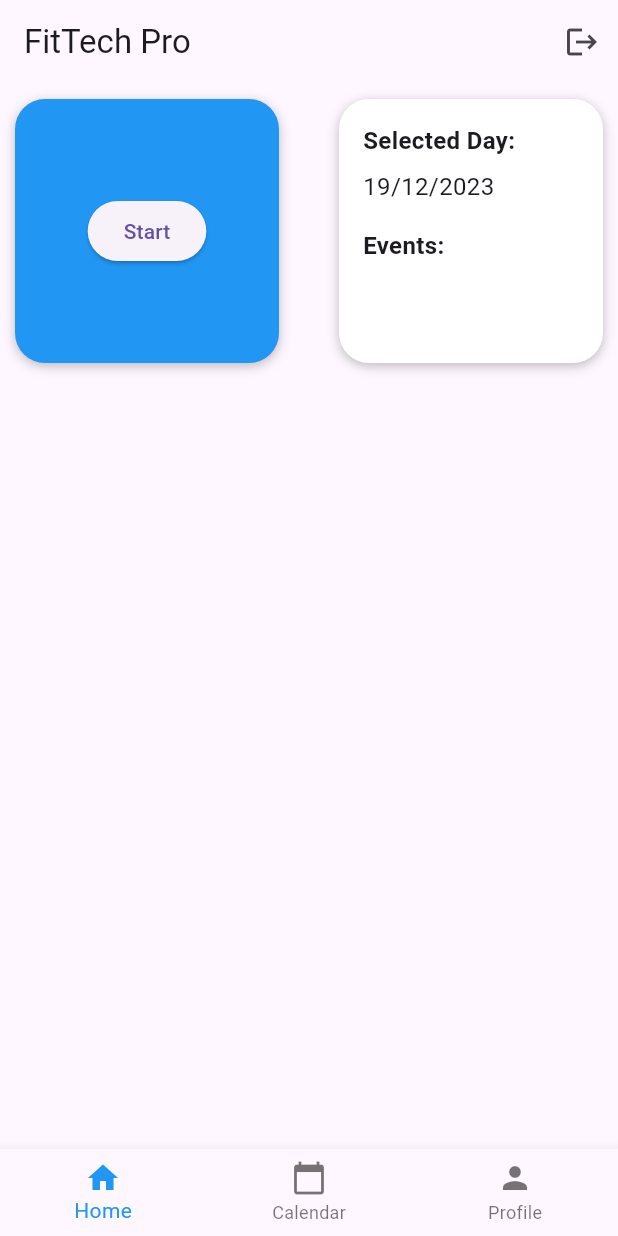
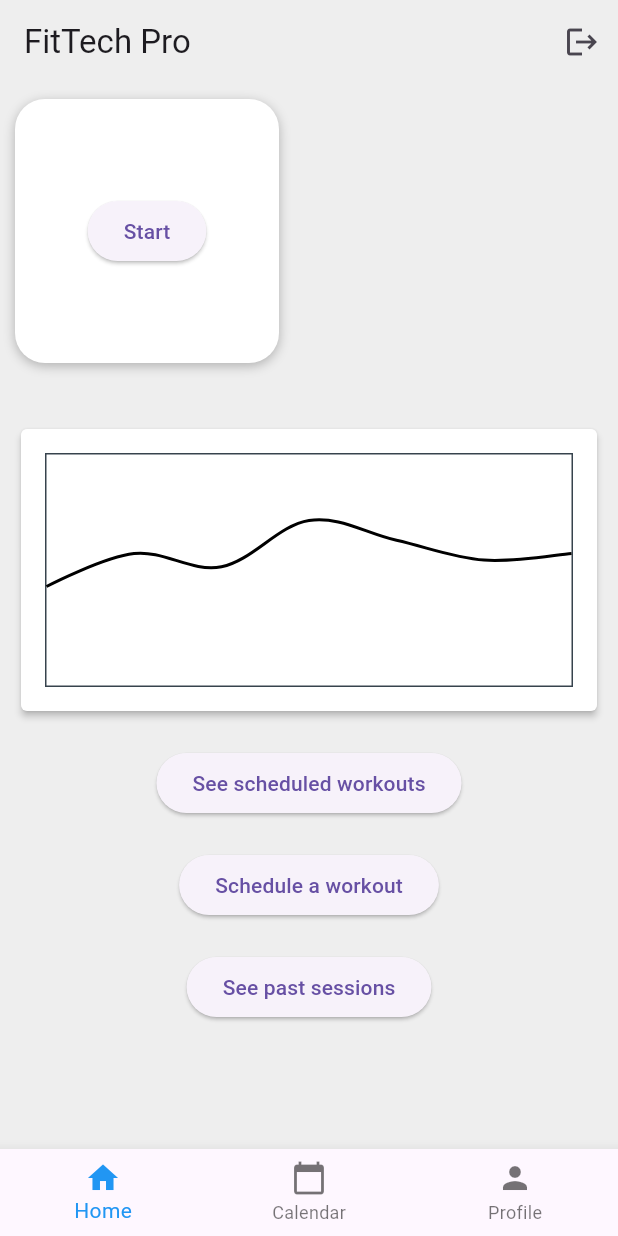
Before and after one commit to NoahCherel/FitEpitech, a Flutter app: the MainScreen screen opened by its route, on a phone screen of 412 x 824 dp. Run offline on Flutter 3.47's test engine with Material 3 defaults, Android fonts, the phone set to English and light mode, and no system bars; drawn by our look-alikes of fl_chart; our stand-ins replace cloud_firestore, firebase_auth, firebase_core, sensors, table_calendar; accounts and stored records are empty.

Commit message:
[ADD] More views, store scheduled sessions and past, Proper seance

```diff
--- /dev/null
+++ b/lib/UI/chart.dart
@@ -0,0 +1,91 @@
+import 'package:fl_chart/fl_chart.dart';
+import 'package:flutter/material.dart';
+
+class ChartWidget extends StatelessWidget {
+  final List<double> data;
+  final List<String> labels;
+
+  ChartWidget({required this.data, required this.labels});
+
+  @override
+  Widget build(BuildContext context) {
+    return AspectRatio(
+      aspectRatio: 2,
+      child: Card(
+        elevation: 2,
+        shape: RoundedRectangleBorder(borderRadius: BorderRadius.circular(4)),
+        color: Colors.white,
+        child: Padding(
+          padding: const EdgeInsets.all(16),
+          child: LineChart(
+            LineChartData(
+
+              gridData: FlGridData(show: false),
+              titlesData: FlTitlesData(show: false),
+              borderData: FlBorderData(
+                show: true,
+                border: Border.all(color: const Color(0xff37434d), width: 1),
+              ),
+              minX: 0,
+              maxX: 6,
+              minY: 0,
+              maxY: data.reduce((value, element) => value > element ? value : element) + 100,
+              lineBarsData: [
+                LineChartBarData(
+                  spots: List.generate(7, (index) => FlSpot(index.toDouble(), data[index])),
+                  isCurved: true,
+                  color: Colors.black,
+                  dotData: FlDotData(show: false),
+                  belowBarData: BarAreaData(show: false),
+                ),
+              ],
+              lineTouchData: LineTouchData(
+                touchTooltipData: LineTouchTooltipData(
+                  tooltipBgColor: Colors.blueAccent,
+                ),
+                handleBuiltInTouches: true,
+              ),
+            ),
+          ),
+        ),
+      ),
+    );
+  }
+}
+
+void main() {
+  runApp(MyApp());
+}
+
+class MyApp extends StatelessWidget {
+  @override
+  Widget build(BuildContext context) {
+    return MaterialApp(
+      home: Scaffold(
+        appBar: AppBar(
+          title: Text('Chart Widget Example'),
+        ),
+        body: Column(
+          children: [
+            Container(
+              decoration: BoxDecoration(
+                boxShadow: [
+                  BoxShadow(
+                    color: Colors.black26,
+                    offset: Offset(0.0, 2.0),
+                    blurRadius: 6.0,
+                  ),
+                ],
+              ),
+              padding: EdgeInsets.all(10.0),
+              child: ChartWidget(
+                data: [100, 150, 200, 180, 220, 250, 170], // Replace with your actual data
+                labels: ['M', 'T', 'W', 'T', 'F', 'S', 'S'],
+              ),
+            ),
+          ],
+        ),
+      ),
+    );
+  }
+}
--- a/lib/UI/fitnessMetrics.dart
+++ b/lib/UI/fitnessMetrics.dart
@@ -27,7 +27,7 @@ class _SmallFitnessMetricsWidgetState extends State<SmallFitnessMetricsWidget> {
       width: 180,
       height: 180,
       decoration: BoxDecoration(
-        color: Colors.blue,
+        color: Colors.white,
         borderRadius: BorderRadius.circular(20.0),
         boxShadow: [
           BoxShadow(
@@ -64,11 +64,11 @@ class _SmallFitnessMetricsWidgetState extends State<SmallFitnessMetricsWidget> {
       children: [
         Text(
           label,
-          style: TextStyle(fontSize: 14, color: Colors.white),
+          style: TextStyle(fontSize: 14, color: Colors.black),
         ),
         Text(
           value,
-          style: TextStyle(fontSize: 16, fontWeight: FontWeight.bold, color: Colors.white),
+          style: TextStyle(fontSize: 16, fontWeight: FontWeight.bold, color: Colors.black),
         ),
       ],
     );
--- a/lib/UI/homepage.dart
+++ b/lib/UI/homepage.dart
@@ -1,4 +1,5 @@
 import 'dart:async';
+import 'package:firebase_auth/firebase_auth.dart';
 import 'package:fitness_app/Fitness/calendar.dart';
 import 'package:fitness_app/Profile/profile.dart';
 import 'package:flutter/material.dart';
@@ -8,6 +9,9 @@ import '../UI/login.dart';
 import '../UI/welcome.dart';
 import 'fitnessMetrics.dart';
 import 'calendarWidget.dart';
+import '../UI/chart.dart';
+import '../Fitness/seance.dart';
+import 'nextSession.dart';
 
 class MainScreen extends StatefulWidget {
   static const routeName = '/main';
@@ -26,12 +30,15 @@ class _MainScreenState extends State<MainScreen> {
   late DateTime startTime;
   int _selectedIndex = 0;
   List<Event> _events = [];
+  // Sample data for the graph
+  List<double> weeklyCalories = [150.0, 200.0, 180.0, 250.0, 220.0, 190.0, 200.0];
 
   @override
   void initState() {
     super.initState();
     initializeSensors();
     startMetricsUpdateTimer();
+    loadNextSession();
   }
 
   void initializeSensors() {
@@ -44,6 +51,44 @@ class _MainScreenState extends State<MainScreen> {
         });
       }
     });
+  }
+
+  Widget? _nextSession;
+
+  Widget? removePassedSession(DateTime dateTime, Widget sessionWidget) {
+    DateTime now = DateTime.now();
+
+    // Check if the session time has passed
+    if (dateTime.isBefore(now)) {
+      return null; // Return null to indicate that the session should be removed
+    } else {
+      return sessionWidget; // Return the session widget if the time hasn't passed
+    }
+  }
+
+  void loadNextSession() async {
+    User? user = FirebaseAuth.instance.currentUser;
+    if (user != null) {
+      String uid = user.uid;
+      GymSession? nextSession = await FirestoreService().getNextSession(uid);
+
+      if (nextSession != null) {
+        // Use the removePassedSession function to check if the session time has passed
+        Widget? sessionWidget = removePassedSession(nextSession.dateTime, NextSessionWidget(
+          workoutType: nextSession.workoutType,
+          dateTime: nextSession.dateTime,
+        ));
+
+        if (sessionWidget != null) {
+          setState(() {
+            _nextSession = sessionWidget;
+          });
+        } else {
+          // The session time has passed, do something (e.g., remove it from Firestore)
+          FirestoreService().removeLastSession(uid);
+        }
+      }
+    }
   }
 
   void startMetricsUpdateTimer() {
@@ -64,7 +109,9 @@ class _MainScreenState extends State<MainScreen> {
   @override
   Widget build(BuildContext context) {
     return Scaffold(
+      backgroundColor: Colors.grey[200],
       appBar: AppBar(
+        backgroundColor: Colors.grey[200],
         title: Text('FitTech Pro'),
         automaticallyImplyLeading: false,
         actions: [
@@ -102,14 +149,45 @@ class _MainScreenState extends State<MainScreen> {
                 ),
                 Container(
                   padding: EdgeInsets.all(10.0),
-                  child: SmallCalendarWidget(
-                    selectedDay: DateTime.now(),
-                    events: _events.map((event) => event.workoutActivity).toList(),
-                  ),
+                  child: _nextSession,
                 ),
               ],
             ),
             const SizedBox(height: 20),
+            Container(
+              padding: EdgeInsets.all(10.0),
+              child: ChartWidget(
+                data: weeklyCalories,
+                labels: ['M', 'T', 'W', 'T', 'F', 'S', 'S'],
+              ),
+            ),
+            Container(
+              padding: EdgeInsets.all(10.0),
+              child: ElevatedButton(
+                onPressed: () {
+                  Navigator.pushNamed(context, SessionScreen.routeName);
+                },
+                child: Text('See scheduled workouts'),
+              ),
+            ),
+            Container(
+              padding: EdgeInsets.all(10.0),
+              child: ElevatedButton(
+                onPressed: () {
+                  Navigator.pushNamed(context, ScheduleSessionScreen.routeName);
+                },
+                child: Text('Schedule a workout'),
+              ),
+            ),
+            Container(
+              padding: EdgeInsets.all(10.0),
+              child: ElevatedButton(
+                onPressed: () {
+                  Navigator.pushNamed(context, PastSessionsScreen.routeName);
+                },
+                child: Text('See past sessions'),
+              ),
+            ),
           ],
         ),
       ),
--- a/lib/UI/login.dart
+++ b/lib/UI/login.dart
@@ -47,13 +47,11 @@ class _AuthScreenState extends State<AuthScreen> {
         backgroundColor: Colors.red,
         dismissDirection: DismissDirection.up,
         behavior: SnackBarBehavior.floating,
-        margin: EdgeInsets.only(
-            bottom: MediaQuery.of(context).size.height - 100,
-            left: 10,
-            right: 10),
+        margin: EdgeInsets.only(bottom: 10, left: 10, right: 10),
       ),
     );
   }
+
 
   @override
   Widget build(BuildContext context) {
--- a/lib/main.dart
+++ b/lib/main.dart
@@ -12,6 +12,7 @@ import './UI/login.dart';
 import './UI/welcome.dart';
 import './Fitness/calendar.dart';
 import './UI/homepage.dart';
+import './Fitness/seance.dart';
 
 void main() async {
   WidgetsFlutterBinding.ensureInitialized();
@@ -35,9 +36,12 @@ class MyApp extends StatelessWidget {
         WelcomeScreen.routeName: (context) => WelcomeScreen(),
         AuthScreen.routeName: (context) => AuthScreen(),
         MainScreen.routeName: (context) => const MainScreen(),
-        ProfileScreen.routeName: (context) => ProfileScreen(),
+        ProfileScreen.routeName: (context) => const ProfileScreen(),
         ProfileSetupScreen.routeName: (context) => ProfileSetupScreen(),
         CalendarScreen.routeName: (context) => const CalendarScreen(),
+        SessionScreen.routeName: (context) => SessionScreen(),
+        ScheduleSessionScreen.routeName: (context) => ScheduleSessionScreen(),
+        PastSessionsScreen.routeName: (context) => PastSessionsScreen(),
       },
     );
   }
```
Also changed, not shown: lib/Fitness/seance.dart (+367 -0 lines), lib/UI/nextSession.dart (added, +65 -0 lines).
